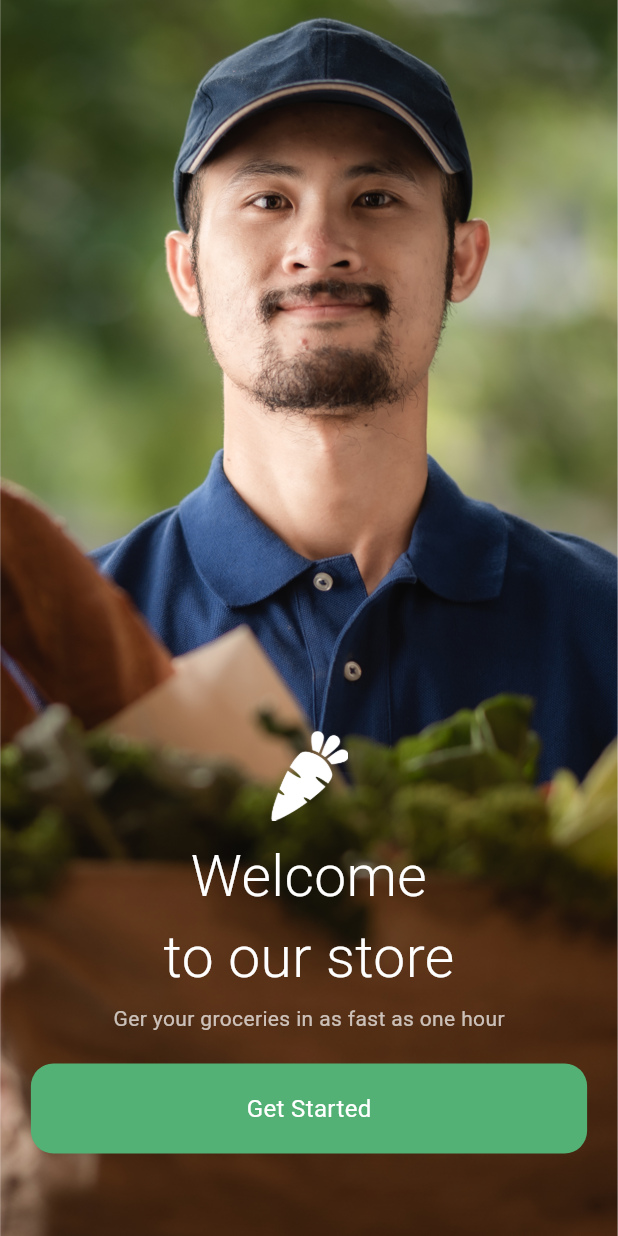
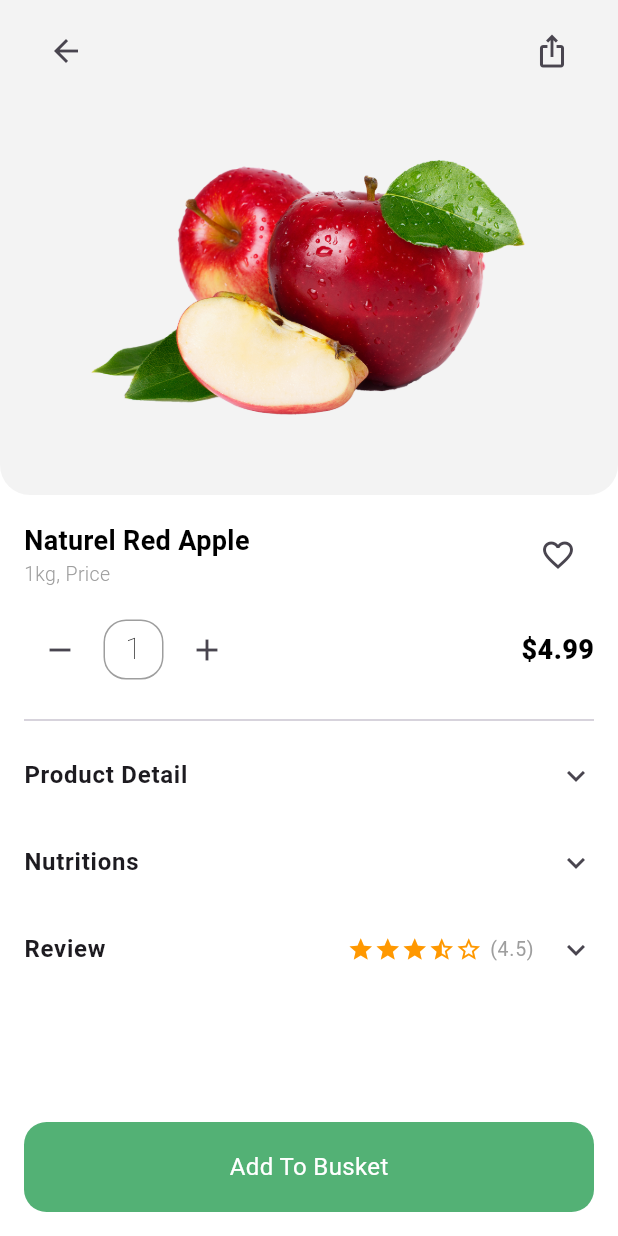
Before and after one commit to nazmul8451/Online-Grocary-App, a Flutter app: the screen it shows after launch, on a phone screen of 412 x 824 dp. Run offline on Flutter 3.47's test engine with Material 3 defaults, Android fonts, the light colour scheme and no system bars; our stand-ins replace carousel_slider, device_preview, email_validator, firebase_core, geocoding, geolocator and 1 more; accounts and stored records are empty.

Commit message:
add single product screen

```diff
--- a/lib/Ui/screens/home_screen.dart
+++ b/lib/Ui/screens/home_screen.dart
@@ -74,6 +74,7 @@ class _HomeScreenState extends State<HomeScreen> {
     }
 
     return Scaffold(
+      backgroundColor: Colors.white,
       body: SingleChildScrollView(
         child: Center(
           child: SafeArea(
@@ -263,19 +264,39 @@ class _HomeScreenState extends State<HomeScreen> {
                         child: Row(
                           children: [
                             Container(
-                              margin: EdgeInsets.only(left: 10),
+                              margin: EdgeInsets.only(left: 15),
                               height: 80,
                               width: 80,
                               child: Image.asset(item['image']),
                             ),
                             SizedBox(width: 10,),
-                            Text(item['name']),
+                            Text(item['name'],style: TextStyle(fontSize: 18,fontWeight: FontWeight.w600),),
                           ],
                         ),
                       );
                     },
                   ),
                 ),
+                SizedBox(height: 15,),
+                SizedBox(
+                  height: 240,
+                  child: Consumer<ProductControllerr>(
+                    builder: (context, controller, child) {
+                      return controller.allProducts.isEmpty
+                          ? Center(child: CircularProgressIndicator())
+                          : ListView.builder(
+                        scrollDirection: Axis.horizontal,
+                        itemCount: controller.allProducts.length,
+                        itemBuilder: (context, index) {
+                          final product = controller.allProducts[index];
+                          return ProductCard(product: product);
+                        },
+                      );
+                    },
+                  ),
+                ),
+
+                SizedBox(height: 15),
               ],
             ),
           ),
--- /dev/null
+++ b/lib/Ui/screens/single_product_screen.dart
@@ -0,0 +1,243 @@
+import 'package:flutter/material.dart';
+
+import '../../core/widgets/custom_elevated_button.dart';
+
+class SingleProductScreen extends StatefulWidget {
+  const SingleProductScreen({super.key});
+
+  @override
+  State<SingleProductScreen> createState() => _SingleProductScreenState();
+}
+
+class _SingleProductScreenState extends State<SingleProductScreen> {
+  double imageHeight = 180;
+
+  @override
+  Widget build(BuildContext context) {
+    return Scaffold(
+      backgroundColor: Colors.white,
+      body: Stack(
+        children: [
+
+          /// 🔹 Background container (transparent section)
+          Container(
+            height: 330,
+            width: double.infinity,
+            decoration: BoxDecoration(
+              borderRadius: BorderRadius.only(bottomRight: Radius.circular(20),
+                  bottomLeft: Radius.circular(20)),
+              color: Colors.grey.shade200.withOpacity(0.7),
+            ),
+          ),
+
+          /// 🔹 SafeArea icons (Back & Share)
+          SafeArea(
+            child: Padding(
+              padding: const EdgeInsets.symmetric(horizontal: 20, vertical: 10),
+              child: Row(
+                mainAxisAlignment: MainAxisAlignment.spaceBetween,
+                children: [
+                  IconButton(onPressed: () {}, icon: Icon(Icons.arrow_back)),
+                  IconButton(
+                      onPressed: () {}, icon: Icon(Icons.ios_share_outlined)),
+
+                ],
+              ),
+            ),
+          ),
+          Positioned(
+            top: 100,
+            left: 0,
+            right: 0,
+            child: Center(
+              child: SizedBox(
+                height: imageHeight,
+                child: Image.asset(
+                  'assets/images/apple.png',
+                  fit: BoxFit.contain,
+                ),
+              ),
+            ),
+          ),
+
+          Column(
+            children: [
+              const SizedBox(height: 330),
+              Expanded(
+                child: Container(
+                  padding: const EdgeInsets.all(16),
+                  width: double.infinity,
+                  decoration: const BoxDecoration(
+                    color: Colors.white,
+                    borderRadius: BorderRadius.only(
+                      topLeft: Radius.circular(24),
+                      topRight: Radius.circular(24),
+                    ),
+                  ),
+                  child: SingleChildScrollView(
+                    physics: const BouncingScrollPhysics(),
+                    child: Column(
+                      children: [
+                        Row(
+                          mainAxisAlignment: MainAxisAlignment.spaceBetween,
+                          children: [
+                            Column(
+                              crossAxisAlignment: CrossAxisAlignment.start,
+                              children: [
+                                 Text(
+                                  "Naturel Red Apple",
+                                  style: TextStyle(fontSize: 18,
+                                      fontWeight: FontWeight.bold,
+                                    color: Colors.black,
+                                  ),
+                                ),
+                                 Text(
+                                  "1kg, Price",
+                                  style: TextStyle(fontSize: 13,
+                                      fontWeight: FontWeight.w300,color: Colors.grey),
+                                ),
+                              ],
+                            ),
+                            IconButton(onPressed: (){}, icon: Icon(Icons.favorite_border_outlined))
+                          ],
+                        ),
+                        SizedBox(height: 15,),
+                        Row(
+                          mainAxisAlignment: MainAxisAlignment.spaceBetween,
+                          children: [
+                            Row(
+                              children: [
+                                IconButton(onPressed: (){}, icon:Icon(Icons.remove,)),
+                                SizedBox(width: 5,),
+                                Container(
+                                  height: 40,
+                                  width: 40,
+                                  decoration: BoxDecoration(
+                                      borderRadius: BorderRadius.circular(15),
+                                      border: Border.all(color: Colors.grey)
+                                    // color: const Color(0xFF53B175),
+                                  ),
+                                  child: const Center(
+                                    child: Text('1',style: TextStyle(fontSize: 20,color: Colors.black,fontWeight: FontWeight.w100),),
+                                  ),
+                                ),
+                                SizedBox(width: 5,),
+                                IconButton(onPressed: (){}, icon:Icon(Icons.add,)),
+                              ],
+                            ),
+                            Text(
+                              '\$${4.99}',
+                              style: const TextStyle(
+                                fontSize: 18,
+                                fontWeight: FontWeight.w800,
+                                color: Colors.black,
+                              ),
+                            ),
+                          ],
+                        ),
+                        SizedBox(height: 15,),
+
+                        Divider(),
+
+                        //product details
+                        Theme(
+                          data: Theme.of(context).copyWith(dividerColor: Colors.transparent),
+                          child: ExpansionTile(
+                            tilePadding: EdgeInsets.zero,
+                            childrenPadding: const EdgeInsets.only(top: 0, bottom: 13),
+                            title: const Text(
+                              'Product Detail',
+                              style: TextStyle(fontWeight: FontWeight.bold, fontSize: 16),
+                            ),
+                            children: const [
+                              Text(
+                                'Apples are nutritious. Apples may be good for weight loss. '
+                                    'Apples may be good for your heart. As part of a healthful and varied diet.',
+                                style: TextStyle(color: Colors.black,fontSize: 12),
+                              ),
+                            ],
+                          ),
+                        ),
+                        Theme(
+                          data: Theme.of(context).copyWith(dividerColor: Colors.transparent),
+                          child: ExpansionTile(
+                            tilePadding: EdgeInsets.zero,
+                            childrenPadding: const EdgeInsets.only(top: 0, bottom: 13),
+                            title: const Text(
+                              'Nutritions',
+                              style: TextStyle(fontWeight: FontWeight.bold, fontSize: 16),
+                            ),
+                            children: const [
+                              Text(
+                                'Apples are nutritious. Apples may be good for weight loss. '
+                                    'Apples may be good for your heart. As part of a healthful and varied diet.',
+                                style: TextStyle(color: Colors.black,fontSize: 12),
+                              ),
+                            ],
+                          ),
+                        ),
+                        Theme(
+                          data: Theme.of(context).copyWith(dividerColor: Colors.transparent),
+                          child: ExpansionTile(
+                            tilePadding: EdgeInsets.zero,
+                            childrenPadding: const EdgeInsets.only(top: 0, bottom: 8),
+                            // 🔹 এখানে title এ Row ব্যবহার করা হয়েছে
+                            title: Row(
+                              mainAxisAlignment: MainAxisAlignment.spaceBetween,
+                              children: [
+                                const Text(
+                                  'Review',
+                                  style: TextStyle(
+                                    fontWeight: FontWeight.bold,
+                                    fontSize: 16,
+                                  ),
+                                ),
+                                Row(
+                                  children: const [
+                                    Icon(Icons.star, color: Colors.orange, size: 18),
+                                    Icon(Icons.star, color: Colors.orange, size: 18),
+                                    Icon(Icons.star, color: Colors.orange, size: 18),
+                                    Icon(Icons.star_half, color: Colors.orange, size: 18),
+                                    Icon(Icons.star_border, color: Colors.orange, size: 18),
+                                    SizedBox(width: 5),
+                                    Text(
+                                      '(4.5)',
+                                      style: TextStyle(fontSize: 13, color: Colors.grey),
+                                    ),
+                                  ],
+                                ),
+                              ],
+                            ),
+                            children: const [
+                              Padding(
+                                padding: EdgeInsets.only(top: 4),
+                                child: Text(
+                                  'Apples are nutritious. Apples may be good for weight loss. '
+                                      'Apples may be good for your heart. As part of a healthful and varied diet.',
+                                  style: TextStyle(color: Colors.black, fontSize: 12, height: 1.3),
+                                ),
+                              ),
+                            ],
+                          ),
+                        ),
+
+
+
+                      ],
+                    ),
+                  ),
+                ),
+              ),
+
+              Padding(
+                padding: const EdgeInsets.all(16),
+                child: Custom_elavetedButton(widht: double.infinity, buttonName: "Add To Busket", buttonColor:Color(0xFF53B175) ),
+              )
+              // Custom_elavetedButton(widht: double.infinity,, bttonnName: Text(data),buttonColor:Color(0xFF53B175) ,),
+      ],
+          ),
+        ],
+      ),
+    );
+  }
+}
--- a/lib/data/grocary_data.dart
+++ b/lib/data/grocary_data.dart
@@ -5,17 +5,17 @@ class GrocaryData{
     {
       'name': 'Pulses',
       'image': 'assets/images/pulse_img.png',
-      'color': const Color(0xFFF8A44C),
+      'color': const Color(0xE0D9B9AD),
     },
     {
       'name': 'Rice',
       'image': 'assets/images/rice_img.png',
-      'color': const Color(0xFF53B175),
+      'color': const Color(0xCFA3EFA7),
     },
     {
       'name': 'Dairy Products',
       'image': 'assets/images/dairy_product.png',
-      'color': const Color(0xFFE5F1FF),
+      'color': const Color(0xFF85E0CD),
     },
   ];
 }
--- a/lib/main.dart
+++ b/lib/main.dart
@@ -9,6 +9,7 @@ import 'package:online_grocery_app/Ui/screens/home_screen.dart';
 import 'package:online_grocery_app/businessLogic/controller/product_controller.dart';
 import 'package:provider/provider.dart';
 import 'Ui/controller/auth_controller.dart';
+import 'Ui/screens/single_product_screen.dart';
 import 'app.dart';
 import 'firebase_options.dart';
 
@@ -28,7 +29,7 @@ Future<void> main() async {
         builder: (context) => MaterialApp(
           useInheritedMediaQuery: true,
           debugShowCheckedModeBanner: false,
-          home: GroceryApp(),
+          home: SingleProductScreen(),
         ),
       ),
     )
```
Also changed, not shown: assets/images/apple.png (added).
